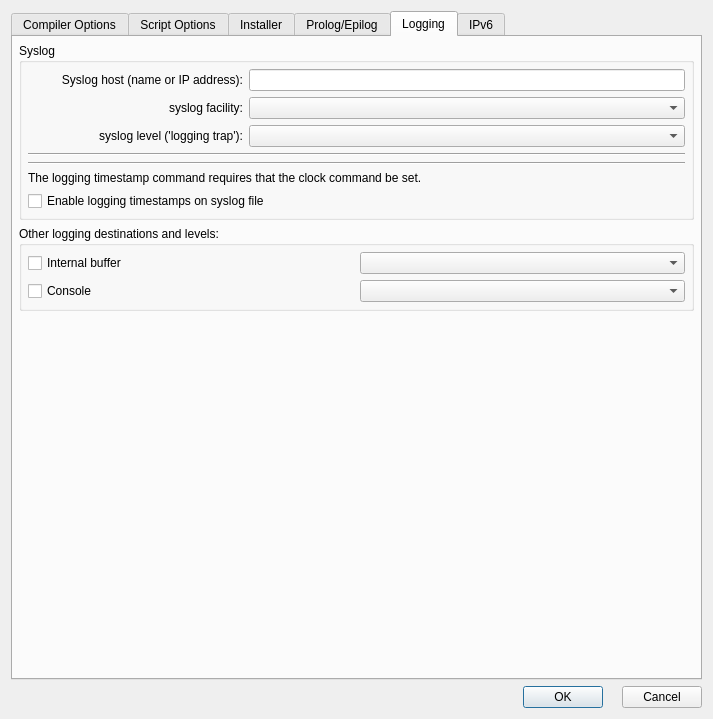
Qt form src/gui/iosacladvanceddialog_q.ui (fwbuilder/fwbuilder) before a commit.
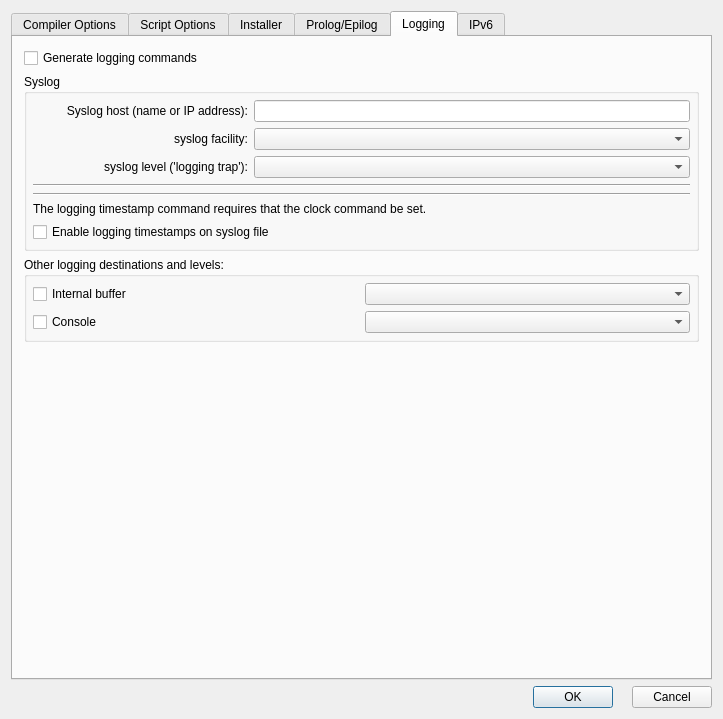
The same form after that commit. The open tabs and pages were chosen to show the change.

```diff
--- a/src/gui/iosacladvanceddialog_q.ui
+++ b/src/gui/iosacladvanceddialog_q.ui
@@ -8,7 +8,7 @@
    <rect>
     <x>0</x>
     <y>0</y>
-    <width>713</width>
+    <width>719</width>
     <height>719</height>
    </rect>
   </property>
@@ -1006,26 +1006,15 @@
        <string>Logging</string>
       </attribute>
       <layout class="QGridLayout" >
-       <property name="leftMargin" >
-        <number>6</number>
-       </property>
-       <property name="topMargin" >
-        <number>6</number>
-       </property>
-       <property name="rightMargin" >
-        <number>6</number>
-       </property>
-       <property name="bottomMargin" >
-        <number>6</number>
-       </property>
-       <property name="horizontalSpacing" >
-        <number>6</number>
-       </property>
-       <property name="verticalSpacing" >
-        <number>6</number>
-       </property>
        <item row="0" column="0" >
-        <widget class="QGroupBox" name="frame171" >
+        <widget class="QCheckBox" name="generate_logging_commands" >
+         <property name="text" >
+          <string>Generate logging commands</string>
+         </property>
+        </widget>
+       </item>
+       <item row="1" column="0" >
+        <widget class="QGroupBox" name="syslog_controls" >
          <property name="title" >
           <string>Syslog</string>
          </property>
@@ -1145,8 +1134,8 @@
          </layout>
         </widget>
        </item>
-       <item row="1" column="0" >
-        <widget class="QGroupBox" name="frame172" >
+       <item row="2" column="0" >
+        <widget class="QGroupBox" name="other_logging_controls" >
          <property name="title" >
           <string>Other logging destinations and levels:</string>
          </property>
@@ -1192,7 +1181,7 @@
          </layout>
         </widget>
        </item>
-       <item row="2" column="0" >
+       <item row="3" column="0" >
         <spacer>
          <property name="orientation" >
           <enum>Qt::Vertical</enum>
@@ -1202,8 +1191,8 @@
          </property>
          <property name="sizeHint" >
           <size>
-           <width>20</width>
-           <height>40</height>
+           <width>675</width>
+           <height>121</height>
           </size>
          </property>
         </spacer>
```
Left out of the diff: 18 changed lines with no effect on the pictures.
